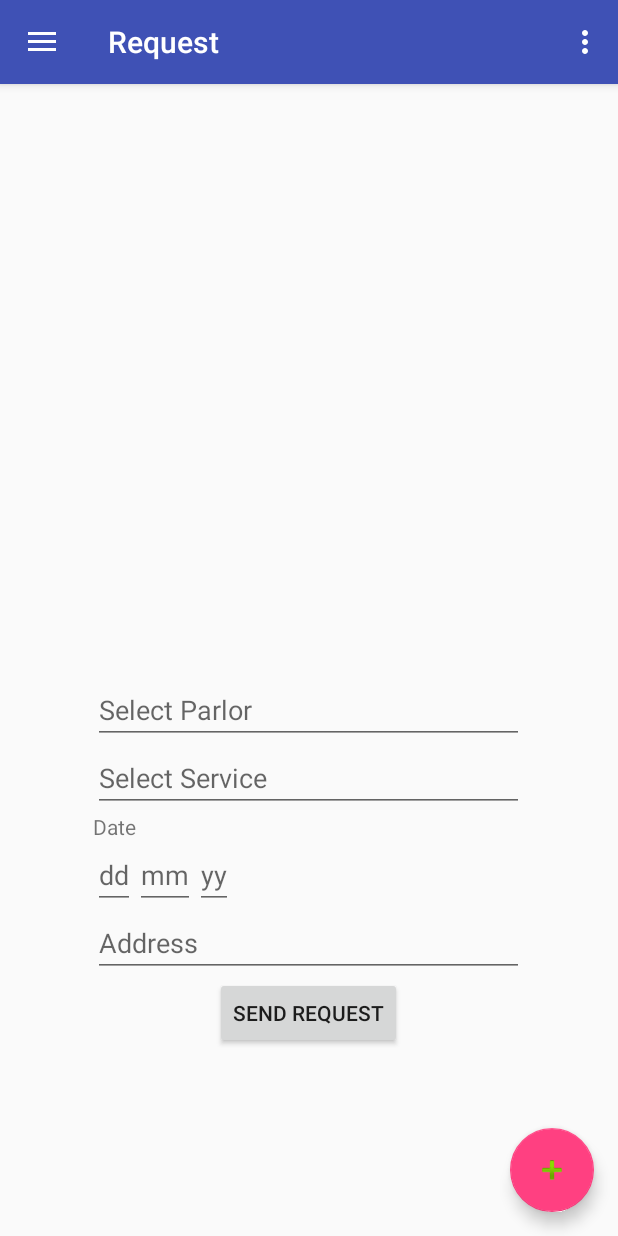
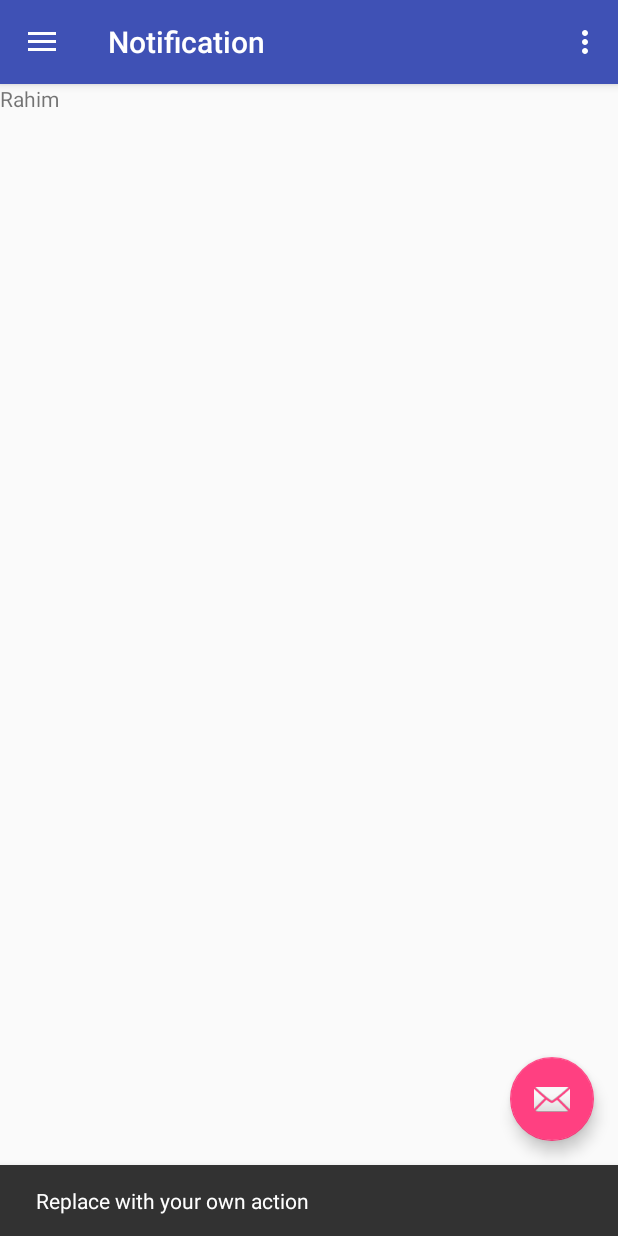
Before and after one commit to wooZy-The-Team/Sajuguju, an Android app: the MainActivity screen opened directly, with no data from a screen before it, after a tap on an icon or button, on a phone screen of 412 x 824 dp. Run offline under Robolectric (Android 15) with nearby library versions, the phone set to English and light mode, and no system bars; 1 statement that could not run was skipped.

Commit message:
Login and Icon solved

```diff
--- a/app/src/main/java/rm/woozy/com/sajuguju/MainActivity.java
+++ b/app/src/main/java/rm/woozy/com/sajuguju/MainActivity.java
@@ -8,7 +8,7 @@ import android.content.Intent;
 import android.os.Bundle;
 import android.support.design.widget.FloatingActionButton;
 import android.support.design.widget.Snackbar;
-
+import android.view.LayoutInflater;
 import android.view.View;
 import android.support.design.widget.NavigationView;
 import android.support.v4.view.GravityCompat;
@@ -18,41 +18,35 @@ import android.support.v7.app.AppCompatActivity;
 import android.support.v7.widget.Toolbar;
 import android.view.Menu;
 import android.view.MenuItem;
+import android.widget.TextView;
 import android.widget.Toast;
 
-import rm.woozy.com.sajuguju.Fragments.Account;
-import rm.woozy.com.sajuguju.Fragments.Addrequest;
-import rm.woozy.com.sajuguju.Fragments.History;
-import rm.woozy.com.sajuguju.Fragments.NearestParlors;
-import rm.woozy.com.sajuguju.Fragments.Notification;
-import rm.woozy.com.sajuguju.Fragments.Parlors;
+import rm.woozy.com.sajuguju.Fragments.*;
 import rm.woozy.com.sajuguju.Preference.SharedPref;
 
 public class MainActivity extends AppCompatActivity
         implements NavigationView.OnNavigationItemSelectedListener {
 
-    Fragment fragment = null;
-    String title = "";
+    Fragment selectedFragment = null;
+    View view;
 
     @Override
     protected void onCreate(Bundle savedInstanceState) {
         super.onCreate(savedInstanceState);
         setContentView(R.layout.activity_main);
+
+
+
         Toolbar toolbar = (Toolbar) findViewById(R.id.toolbar);
         setSupportActionBar(toolbar);
+        setTitle("Notification");
 
         FloatingActionButton fab = (FloatingActionButton) findViewById(R.id.fab);
         fab.setOnClickListener(new View.OnClickListener() {
             @Override
             public void onClick(View view) {
-                fragment = new Addrequest();
-                title = "Request";
-
-                FragmentManager fmanager = getFragmentManager();
-                FragmentTransaction fragmentTransaction = fmanager.beginTransaction();
-                fragmentTransaction.replace(R.id.fragment, fragment);
-                fragmentTransaction.commit();
-                setTitle(title);
+                Snackbar.make(view, "Replace with your own action", Snackbar.LENGTH_LONG)
+                        .setAction("Action", null).show();
             }
         });
 
@@ -65,6 +59,10 @@ public class MainActivity extends AppCompatActivity
         NavigationView navigationView = (NavigationView) findViewById(R.id.nav_view);
         navigationView.setNavigationItemSelectedListener(this);
         navigationView.setCheckedItem(R.id.nav_notification);
+
+        TextView name = (TextView) findViewById(R.id.fullName);
+        name.setText("Md. Abdur Rahim");
+
     }
 
     @Override
@@ -86,8 +84,12 @@ public class MainActivity extends AppCompatActivity
 
     @Override
     public boolean onOptionsItemSelected(MenuItem item) {
+        // Handle action bar item clicks here. The action bar will
+        // automatically handle clicks on the Home/Up button, so long
+        // as you specify a parent activity in AndroidManifest.xml.
         int id = item.getItemId();
 
+        //noinspection SimplifiableIfStatement
         if (id == R.id.action_settings) {
             return true;
         }
@@ -95,36 +97,29 @@ public class MainActivity extends AppCompatActivity
         return super.onOptionsItemSelected(item);
     }
 
-
     @SuppressWarnings("StatementWithEmptyBody")
     @Override
     public boolean onNavigationItemSelected(MenuItem item) {
         // Handle navigation view item clicks here.
         int id = item.getItemId();
+        Fragment fragment = null;
+        String title = "";
 
         if (id == R.id.nav_notification) {
             // Handle the notification action
-            fragment = new Notification();
             title = "Notification";
-            Toast.makeText(this, "Notification", Toast.LENGTH_LONG).show();
         } else if (id == R.id.nav_parlors) {
-
             fragment = new Parlors();
             title = "Parlors";
-            Toast.makeText(this, "Parlors", Toast.LENGTH_LONG).show();
         } else if (id == R.id.nav_nearestparlor) {
-
             fragment = new NearestParlors();
             title = "Nearest Parlors";
-            Toast.makeText(this, "Nearest Parlors", Toast.LENGTH_LONG).show();
         } else if (id == R.id.nav_History) {
             fragment = new History();
             title = "History";
-            Toast.makeText(this, "History", Toast.LENGTH_LONG).show();
         } else if (id == R.id.nav_account) {
             fragment = new Account();
             title = "Account";
-            Toast.makeText(this, "Account", Toast.LENGTH_LONG).show();
         } else if (id == R.id.nav_signout) {
             SharedPref pref = new SharedPref(MainActivity.this);
             if(pref.logout()){
@@ -134,15 +129,21 @@ public class MainActivity extends AppCompatActivity
             }
         }
 
+        FragmentManager fmanager = getFragmentManager();
+        FragmentTransaction fragmentTransaction = fmanager.beginTransaction();
         if(fragment!=null){
-            FragmentManager fmanager = getFragmentManager();
-            FragmentTransaction fragmentTransaction = fmanager.beginTransaction();
-            fragmentTransaction.replace(R.id.fragment, fragment);
+
+            fragmentTransaction.replace(R.id.defaultView, fragment);
+            selectedFragment = fragment;
+            fragmentTransaction.commit();
+            setTitle(title);
+        }else{
+            if(selectedFragment!=null){
+                fragmentTransaction.remove(selectedFragment);
+            }
             fragmentTransaction.commit();
             setTitle(title);
         }
-
-
 
         DrawerLayout drawer = (DrawerLayout) findViewById(R.id.drawer_layout);
         drawer.closeDrawer(GravityCompat.START);
--- a/app/src/main/java/rm/woozy/com/sajuguju/Preference/SharedPref.java
+++ b/app/src/main/java/rm/woozy/com/sajuguju/Preference/SharedPref.java
@@ -1,14 +1,12 @@
 package rm.woozy.com.sajuguju.Preference;
 
 import android.content.Context;
-import android.content.Intent;
 import android.content.SharedPreferences;
 import android.util.Log;
 
 import org.json.JSONException;
 import org.json.JSONObject;
 
-import rm.woozy.com.sajuguju.MainActivity;
 import rm.woozy.com.sajuguju.Others.Constants;
 
 /**
--- a/app/src/main/res/layout/activity_main.xml
+++ b/app/src/main/res/layout/activity_main.xml
@@ -8,19 +8,10 @@
     android:fitsSystemWindows="true"
     tools:openDrawer="start">
 
-
     <include
-        android:id="@+id/app_bar_main"
         layout="@layout/app_bar_main"
         android:layout_width="match_parent"
         android:layout_height="match_parent" />
-
-    <FrameLayout
-        android:id="@+id/fragment"
-        android:layout_width="match_parent"
-        android:layout_height="match_parent"
-        ></FrameLayout>
-
 
     <android.support.design.widget.NavigationView
         android:id="@+id/nav_view"
--- a/app/src/main/res/layout/app_bar_main.xml
+++ b/app/src/main/res/layout/app_bar_main.xml
@@ -21,7 +21,9 @@
 
     </android.support.design.widget.AppBarLayout>
 
-    <include layout="@layout/content_main" />
+    <include
+        android:id="@+id/defaultView"
+        layout="@layout/content_main" />
 
     <android.support.design.widget.FloatingActionButton
         android:id="@+id/fab"
@@ -29,8 +31,6 @@
         android:layout_height="wrap_content"
         android:layout_gravity="bottom|end"
         android:layout_margin="@dimen/fab_margin"
-        android:src="@android:drawable/ic_input_add" />
-        <!--android:onClick="fabClick"-->
-
+        android:src="@android:drawable/ic_dialog_email" />
 
 </android.support.design.widget.CoordinatorLayout>
--- a/app/src/main/res/layout/content_main.xml
+++ b/app/src/main/res/layout/content_main.xml
@@ -4,15 +4,18 @@
     xmlns:tools="http://schemas.android.com/tools"
     android:layout_width="match_parent"
     android:layout_height="match_parent"
-    android:paddingBottom="@dimen/activity_vertical_margin"
-    android:paddingLeft="@dimen/activity_horizontal_margin"
-    android:paddingRight="@dimen/activity_horizontal_margin"
-    android:paddingTop="@dimen/activity_vertical_margin"
     app:layout_behavior="@string/appbar_scrolling_view_behavior"
     tools:context="rm.woozy.com.sajuguju.MainActivity"
     tools:showIn="@layout/app_bar_main">
 
+    <FrameLayout
+        android:id="@+id/defaultView"
+        android:layout_width="match_parent"
+        android:layout_height="match_parent">
 
-
-
+        <TextView
+            android:layout_width="wrap_content"
+            android:layout_height="wrap_content"
+            android:text="Rahim"/>
+    </FrameLayout>
 </RelativeLayout>
--- a/app/src/main/res/menu/activity_main_drawer.xml
+++ b/app/src/main/res/menu/activity_main_drawer.xml
@@ -4,19 +4,19 @@
     <group android:checkableBehavior="single">
         <item
             android:id="@+id/nav_notification"
-            android:icon="@drawable/notification"
+            android:icon="@drawable/ic_notifications_black_36dp"
             android:title="Notification" />
         <item
             android:id="@+id/nav_parlors"
-            android:icon="@drawable/parlors"
+            android:icon="@drawable/ic_brush_black_36dp"
             android:title="Parlors" />
         <item
             android:id="@+id/nav_nearestparlor"
-            android:icon="@drawable/nearestparlor"
+            android:icon="@drawable/ic_near_me_black_36dp"
             android:title="Nearest Parlor" />
         <item
             android:id="@+id/nav_History"
-            android:icon="@drawable/history"
+            android:icon="@drawable/ic_history_black_36dp"
             android:title="History" />
     </group>
 
@@ -24,7 +24,7 @@
         <menu>
             <item
                 android:id="@+id/nav_account"
-                android:icon="@drawable/account"
+                android:icon="@drawable/ic_person_black_36dp"
                 android:title="Account" />
             <item
                 android:id="@+id/nav_signout"
--- a/app/src/main/res/menu/main.xml
+++ b/app/src/main/res/menu/main.xml
@@ -1,6 +1,6 @@
 <?xml version="1.0" encoding="utf-8"?>
 <menu xmlns:android="http://schemas.android.com/apk/res/android"
     xmlns:app="http://schemas.android.com/apk/res-auto">
-    <item android:id="@+id/action_settings" android:title="@string/action_about"
+    <item android:id="@+id/action_settings" android:title="@string/action_settings"
         android:orderInCategory="100" app:showAsAction="never" />
 </menu>
--- a/app/src/main/res/values/colors.xml
+++ b/app/src/main/res/values/colors.xml
@@ -3,4 +3,5 @@
     <color name="colorPrimary">#3F51B5</color>
     <color name="colorPrimaryDark">#303F9F</color>
     <color name="colorAccent">#FF4081</color>
+
 </resources>
--- a/app/src/main/res/values/strings.xml
+++ b/app/src/main/res/values/strings.xml
@@ -9,4 +9,7 @@
 
 <!-- TODO: Remove or change this placeholder text -->
     <string name="hello_blank_fragment">Hello blank fragment</string>
+    <string name="title_activity_main2">Main2Activity</string>
+
+    <string name="action_settings">Settings</string>
 </resources>
```
Also changed, not shown: app/src/main/AndroidManifest.xml (+11 -10 lines), app/src/main/java/rm/woozy/com/sajuguju/LoginActivity.java (+9 -0 lines), app/src/main/res/layout/activity_login.xml (+24 -1 lines), app/src/main/res/layout/nav_header_main.xml (+16 -4 lines), app/src/main/res/drawable-xxhdpi/nav_bg.jpg (added), app/src/main/res/drawable/account.png (deleted), app/src/main/res/drawable/history.png (deleted), app/src/main/res/drawable/navimg.png (deleted), app/src/main/res/drawable/nearestparlor.png (deleted), app/src/main/res/drawable/notification.png (deleted), app/src/main/res/drawable/parlors.png (deleted).
